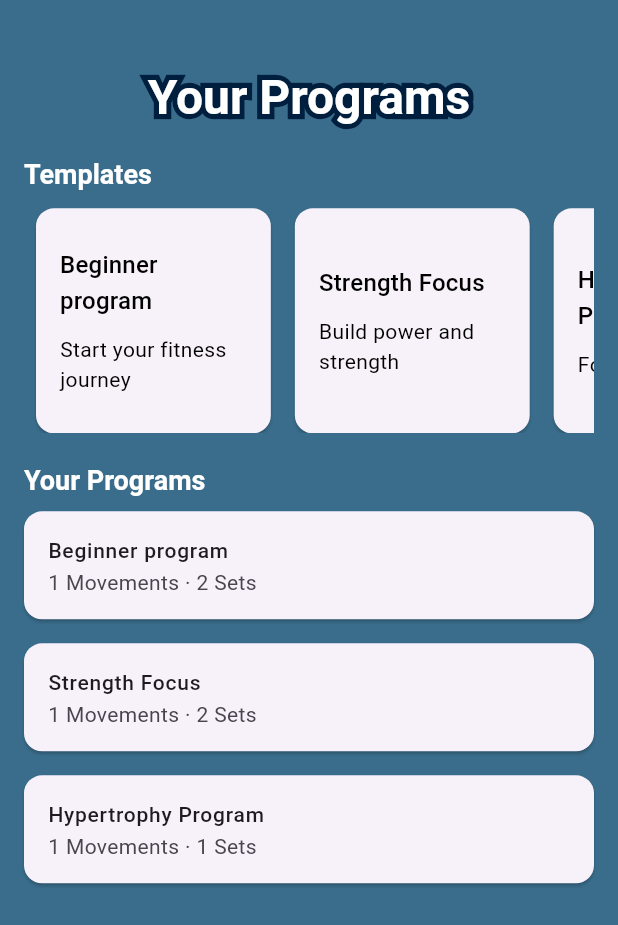
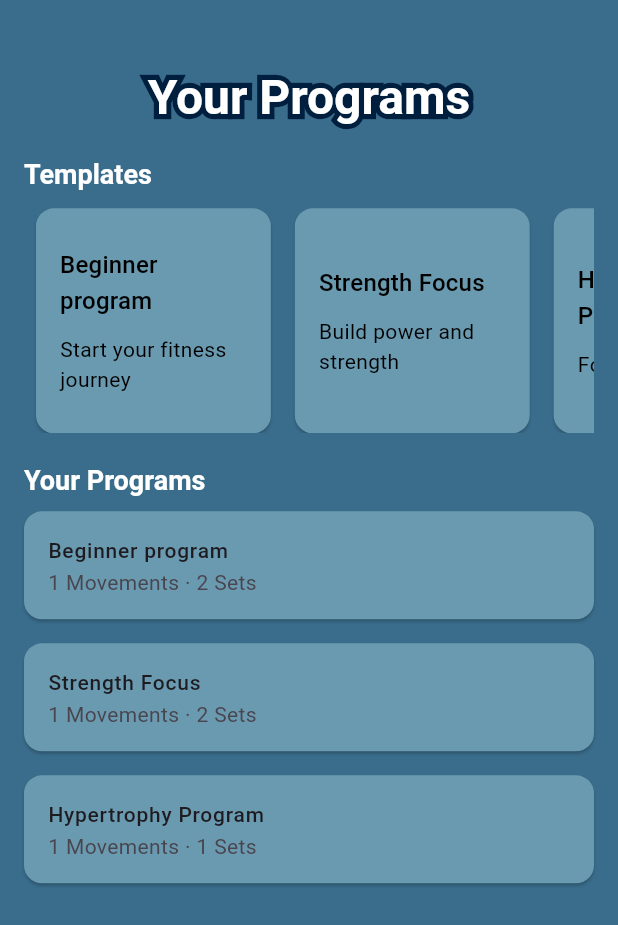
Before and after one commit to namaelsan/stronger, a Flutter app: the ProgramsPage screen opened directly, on a phone screen of 412 x 824 dp. Shown: the top 925 px of the screen. Run offline on Flutter 3.47's test engine with Material 3 defaults, Android fonts, the phone set to English and light mode, and no system bars.

Commit message:
card theme

```diff
--- a/lib/mylib.dart
+++ b/lib/mylib.dart
@@ -19,6 +19,7 @@ class AppTheme{
     elevatedButtonTheme: _ElevatedButtonThemeData.myElevatedButtonTheme,
     inputDecorationTheme: _InputDecorationTheme.myInputDecorationTheme,
     bottomNavigationBarTheme: _BottomNavigationBarThemeData.myBottomNavigationBarThemeData,
+    cardTheme: _CardTheme.myCardTheme,
   );
 }
 
@@ -103,13 +104,13 @@ class _TextTheme{
     titleMedium: const TextStyle().copyWith(fontSize:  16, fontWeight: FontWeight.w500, color: Colors.white),
     titleSmall: const TextStyle().copyWith(fontSize:  16, fontWeight: FontWeight.w400, color: Colors.white),
 
-    bodyLarge: const TextStyle().copyWith(fontSize:  14, fontWeight: FontWeight.w500, color: Colors.white,),
-    bodyMedium: const TextStyle().copyWith(fontSize:  14, fontWeight: FontWeight.normal, color: Colors.white),
-    bodySmall: const TextStyle().copyWith(fontSize:  14, fontWeight: FontWeight.w500, color: Colors.white.withOpacity(0.5)),
+    bodyLarge: const TextStyle().copyWith(fontSize:  14, fontWeight: FontWeight.w500, color: Colors.black,),
+    bodyMedium: const TextStyle().copyWith(fontSize:  14, fontWeight: FontWeight.normal, color: Colors.black),
+    bodySmall: const TextStyle().copyWith(fontSize:  14, fontWeight: FontWeight.w500, color: Colors.black),
 
     labelLarge: const TextStyle().copyWith(fontSize:  12, fontWeight: FontWeight.normal, color: Colors.white),
     labelMedium: const TextStyle().copyWith(fontSize:  12, fontWeight: FontWeight.normal, color: Colors.white),
-    labelSmall: const TextStyle().copyWith(fontSize:  12, fontWeight: FontWeight.normal, color: Colors.white.withOpacity(0.5)),
+    labelSmall: const TextStyle().copyWith(fontSize:  12, fontWeight: FontWeight.normal, color: Colors.white),
   );
 }
 
@@ -127,3 +128,11 @@ class _BottomNavigationBarThemeData{
     backgroundColor: AppTheme.colorDark1
   );
 }
+
+class _CardTheme{
+  _CardTheme._();
+
+  static CardTheme myCardTheme = CardTheme(
+    color: AppTheme.colorLight2
+  );
+}
```
